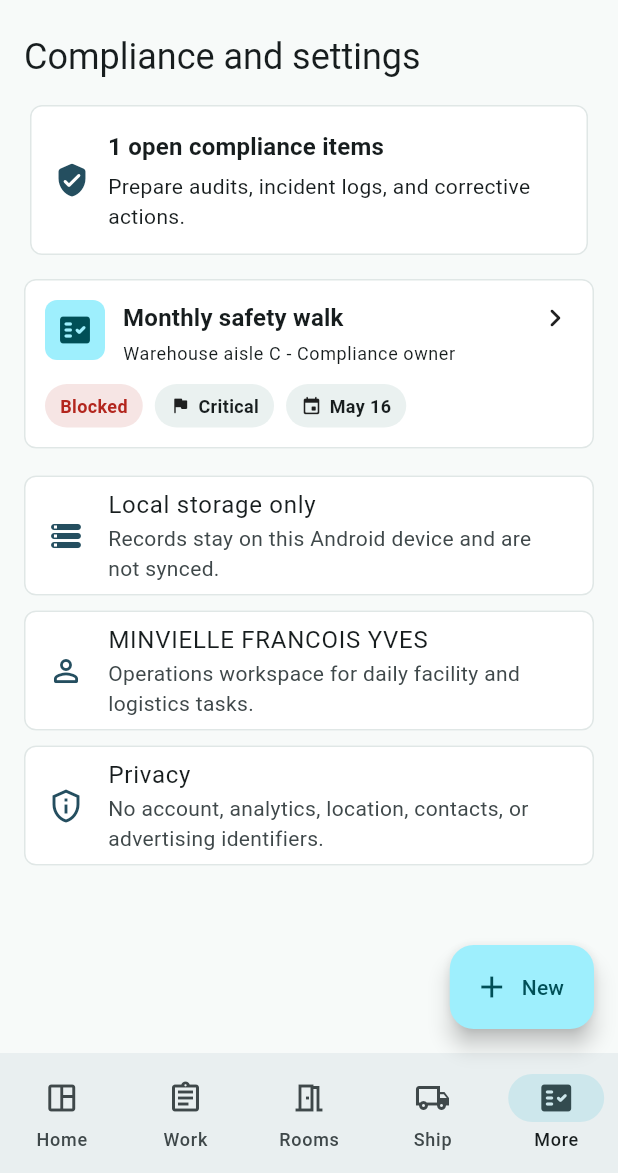
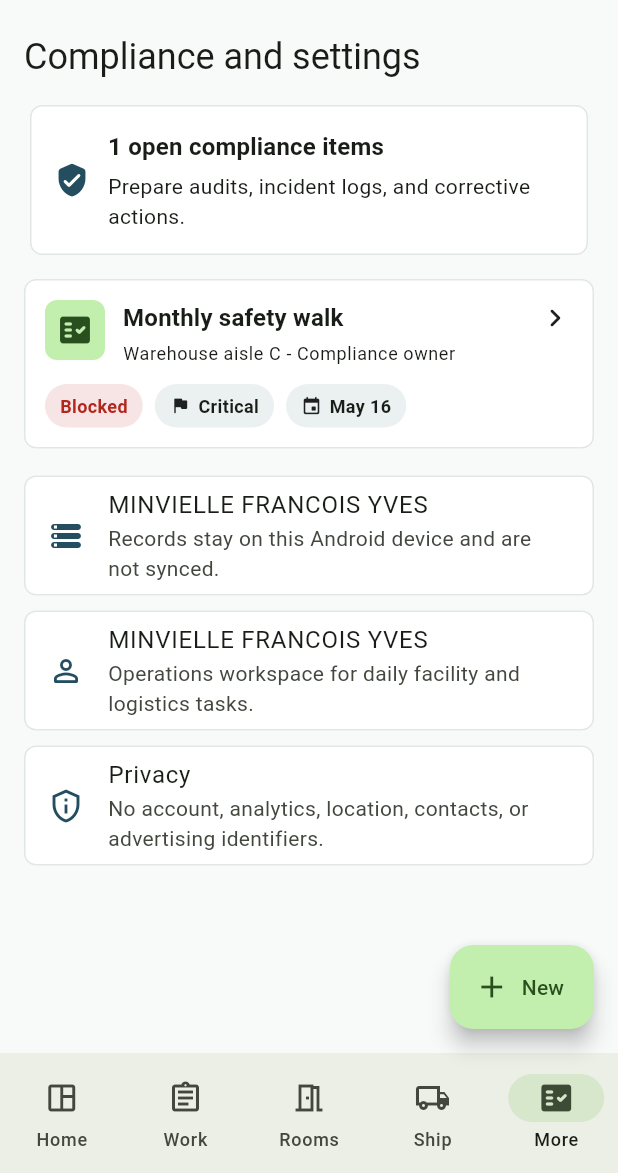
Before and after one commit to EOOrga/68d9d0fc1299230338caee33, a Flutter app: the screen it shows after launch, item 5 of the bottom bar chosen, on a phone screen of 412 x 824 dp, the part 63-1236 px from its top. Run offline on Flutter 3.47's test engine with Material 3 defaults, Android fonts, the phone set to English and light mode, and no system bars; our stand-ins replace shared_preferences.

Commit message:
Create Flutter variant com.uy.minvielle_o

```diff
--- a/lib/main.dart
+++ b/lib/main.dart
@@ -295,7 +295,7 @@ class _MinvielleOpsAppState extends State<MinvielleOpsApp> {
 }
 
 ThemeData _buildTheme() {
-  const seed = Color(0xFF2D6A73);
+  const seed = Color(0xFF2BB800);
   final scheme = ColorScheme.fromSeed(
     seedColor: seed,
     brightness: Brightness.light,
@@ -867,7 +867,7 @@ class MoreScreen extends StatelessWidget {
         const SizedBox(height: 8),
         _SettingsTile(
           icon: Icons.storage_rounded,
-          title: 'Local storage only',
+          title: 'MINVIELLE FRANCOIS YVES',
           subtitle: 'Records stay on this Android device and are not synced.',
         ),
         _SettingsTile(
--- a/pubspec.yaml
+++ b/pubspec.yaml
@@ -1,4 +1,4 @@
-name: minvielle_ops
+name: minvielle_o
 description: "Operations tools for work orders, facility bookings, shipments, and compliance reports."
 publish_to: "none"
 version: 1.0.0+1
@@ -27,6 +27,6 @@ flutter_launcher_icons:
   android: true
   ios: false
   image_path: docs/icon.png
-  adaptive_icon_background: "#F4F7F6"
+  adaptive_icon_background: "#87B800"
   adaptive_icon_foreground: docs/icon.png
   min_sdk_android: 23
```
Also changed, not shown: docs/icon.png, 11 other files.
